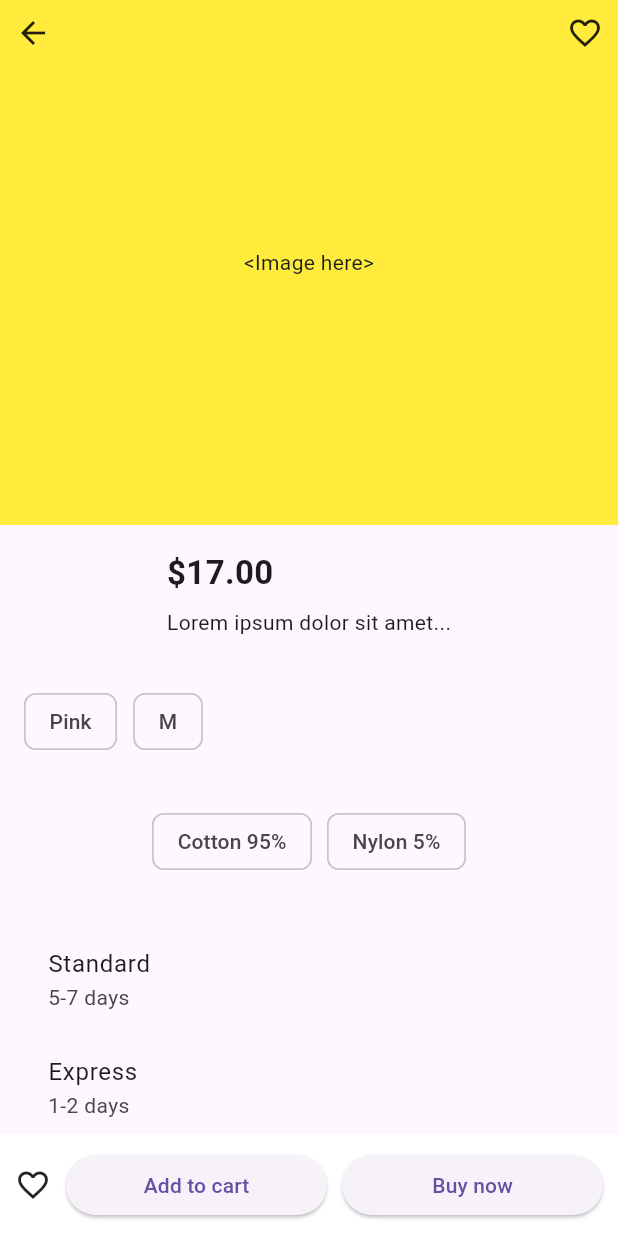
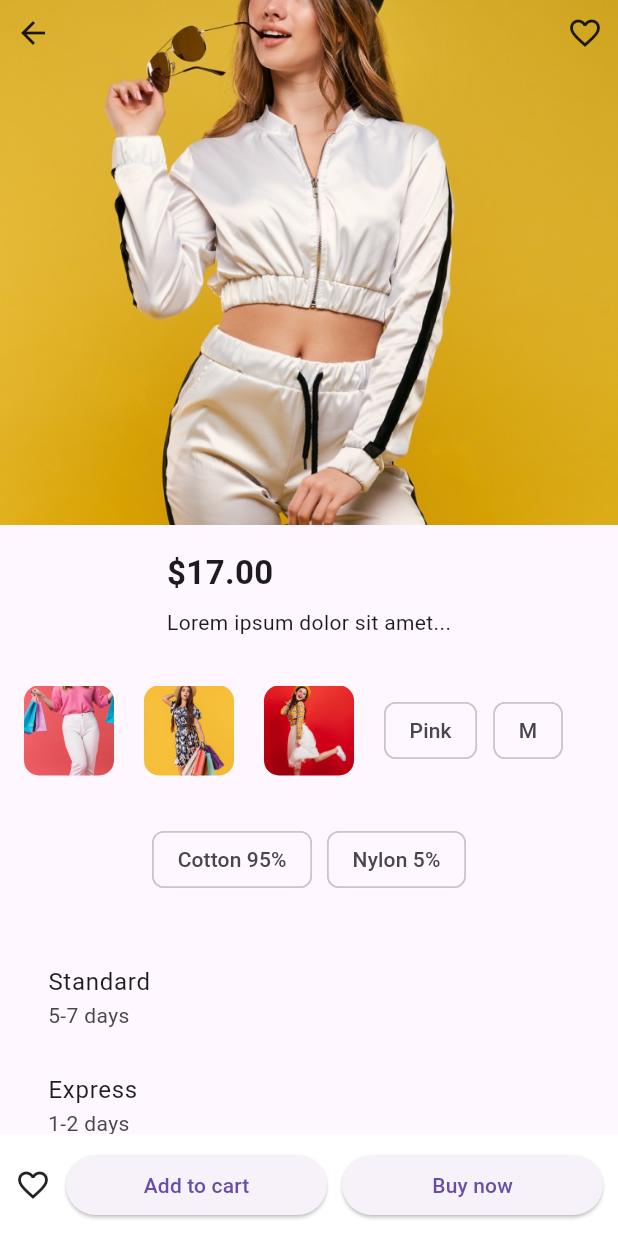
Before and after one commit to BSIT2-AragonIsaiah/full_product_page_aragon, a Flutter app: the screen it shows after launch, on a phone screen of 412 x 824 dp. Run offline on Flutter 3.47's test engine with Material 3 defaults, Android fonts, the phone set to English and light mode, and no system bars.

Commit message:
modified:   lib/features/product/presentation/widgets/horizontal_products.dart 	modified:   lib/features/product/presentation/widgets/image_section.dart 	modified:   lib/features/product/presentation/widgets/review_section.dart 	modified:   lib/features/product/presentation/widgets/variation_section.dart 	modified:   lib/features/product/presentation/widgets/you_might_like_section.dart

```diff
--- a/lib/features/product/presentation/widgets/image_section.dart
+++ b/lib/features/product/presentation/widgets/image_section.dart
@@ -10,8 +10,12 @@ class ImageSection extends StatelessWidget {
         Container(
           height: 350,
           width: double.infinity,
-          color: Colors.yellow,
-          child: const Center(child: Text("<Image here>")),
+          decoration: const BoxDecoration(
+            image: DecorationImage(
+              image: AssetImage("assets/images/Main.png"),
+              fit: BoxFit.cover,
+            ),
+          ),
         ),
         const Positioned(top: 10, left: 10, child: Icon(Icons.arrow_back)),
         const Positioned(top: 10, right: 10, child: Icon(Icons.favorite_border)),
--- a/lib/features/product/presentation/widgets/review_section.dart
+++ b/lib/features/product/presentation/widgets/review_section.dart
@@ -8,7 +8,8 @@ class ReviewSection extends StatelessWidget {
     return const Padding(
       padding: EdgeInsets.all(16),
       child: ListTile(
-        leading: CircleAvatar(child: Text("<Img>")),
+        leading: CircleAvatar(backgroundImage: AssetImage("assets/images/Icon.png"),
+),
         title: Text("Veronika"),
         subtitle: Text("Nice product!"),
       ),
--- a/lib/features/product/presentation/widgets/variation_section.dart
+++ b/lib/features/product/presentation/widgets/variation_section.dart
@@ -5,15 +5,37 @@ class VariationSection extends StatelessWidget {
 
   @override
   Widget build(BuildContext context) {
-    return const Padding(
-      padding: EdgeInsets.all(16),
+    return Padding(
+      padding: const EdgeInsets.all(16),
       child: Row(
         children: [
-          Chip(label: Text("Pink")),
-          SizedBox(width: 10),
-          Chip(label: Text("M")),
+          variationImage("assets/images/Variation_1.png"),
+          const SizedBox(width: 10),
+          variationImage("assets/images/Variation_2.png"),
+          const SizedBox(width: 10),
+          variationImage("assets/images/Variation_3.png"),
+          const SizedBox(width: 10),
+
+          const Chip(label: Text("Pink")),
+          const SizedBox(width: 10),
+          const Chip(label: Text("M")),
         ],
       ),
     );
   }
 }
+
+Widget variationImage(String path) {
+  return Container(
+    width: 60,
+    height: 60,
+    margin: const EdgeInsets.only(right: 10),
+    child: ClipRRect(
+      borderRadius: BorderRadius.circular(10),
+      child: Image.asset(
+        path,
+        fit: BoxFit.cover,
+      ),
+    ),
+  );
+}
```
Also changed, not shown: lib/features/product/presentation/widgets/horizontal_products.dart (+21 -9 lines), lib/features/product/presentation/widgets/you_might_like_section.dart (+26 -11 lines).
